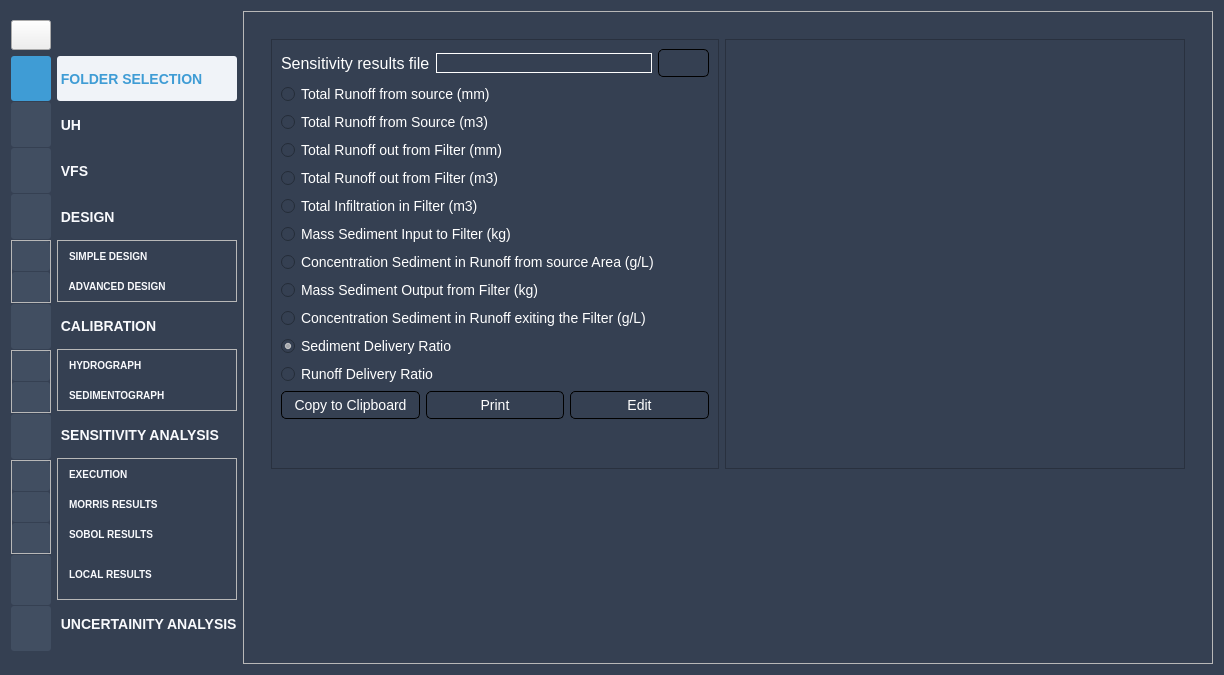
Before: the Qt Designer form ui/Qvfsmod_dialog_base.ui in Inigobarbe/VFSMOD-GUI, drawn with Qt 5.
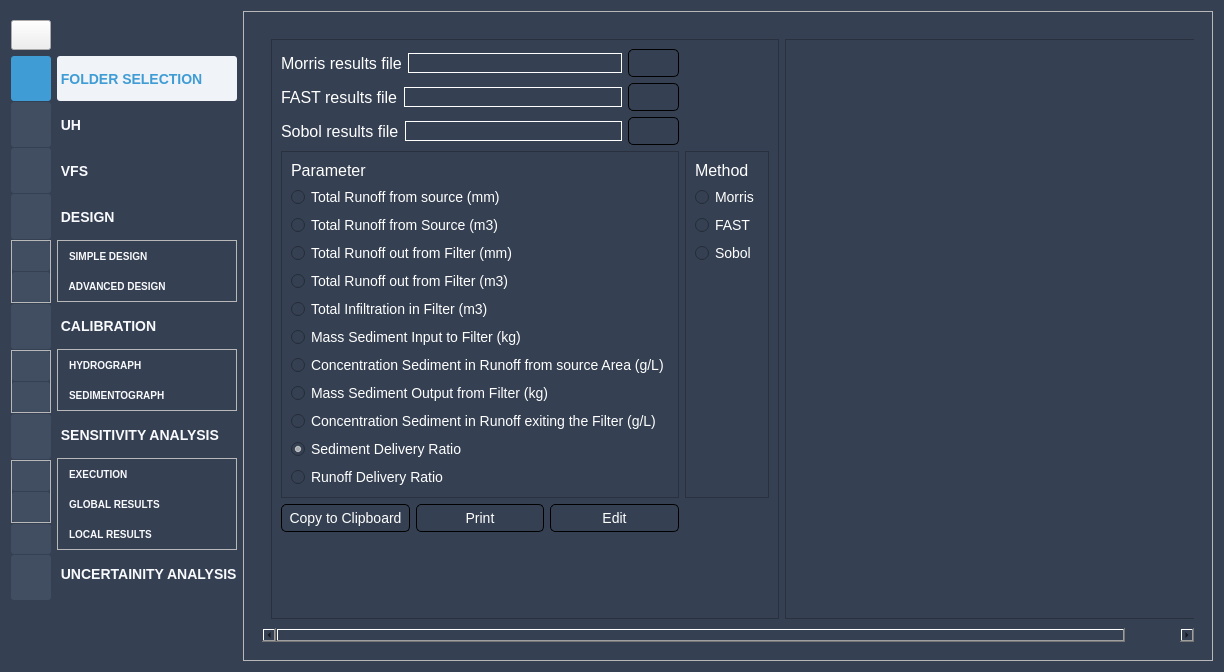
After: the same form once the commit is applied. The open tabs and pages were chosen to show the change. Icons and pictures are not drawn.

```diff
--- a/ui/Qvfsmod_dialog_base.ui
+++ b/ui/Qvfsmod_dialog_base.ui
@@ -649,62 +649,6 @@
             <property name="spacing">
              <number>0</number>
             </property>
-            <item row="1" column="0">
-             <widget class="QPushButton" name="morris_results">
-              <property name="minimumSize">
-               <size>
-                <width>0</width>
-                <height>30</height>
-               </size>
-              </property>
-              <property name="maximumSize">
-               <size>
-                <width>16777215</width>
-                <height>30</height>
-               </size>
-              </property>
-              <property name="styleSheet">
-               <string notr="true"/>
-              </property>
-              <property name="text">
-               <string>    MORRIS RESULTS</string>
-              </property>
-              <property name="checkable">
-               <bool>true</bool>
-              </property>
-              <property name="autoExclusive">
-               <bool>false</bool>
-              </property>
-             </widget>
-            </item>
-            <item row="2" column="0">
-             <widget class="QPushButton" name="sobol_results">
-              <property name="minimumSize">
-               <size>
-                <width>0</width>
-                <height>30</height>
-               </size>
-              </property>
-              <property name="maximumSize">
-               <size>
-                <width>16777215</width>
-                <height>30</height>
-               </size>
-              </property>
-              <property name="styleSheet">
-               <string notr="true"/>
-              </property>
-              <property name="text">
-               <string>    SOBOL RESULTS</string>
-              </property>
-              <property name="checkable">
-               <bool>true</bool>
-              </property>
-              <property name="autoExclusive">
-               <bool>false</bool>
-              </property>
-             </widget>
-            </item>
             <item row="0" column="0">
              <widget class="QPushButton" name="sensitivity_parameters">
               <property name="minimumSize">
@@ -733,13 +677,53 @@
               </property>
              </widget>
             </item>
-            <item row="3" column="0">
+            <item row="2" column="0">
              <widget class="QPushButton" name="local_results">
+              <property name="minimumSize">
+               <size>
+                <width>0</width>
+                <height>30</height>
+               </size>
+              </property>
+              <property name="maximumSize">
+               <size>
+                <width>16777215</width>
+                <height>30</height>
+               </size>
+              </property>
               <property name="text">
                <string>    LOCAL RESULTS</string>
               </property>
              </widget>
             </item>
+            <item row="1" column="0">
+             <widget class="QPushButton" name="sobol_results">
+              <property name="minimumSize">
+               <size>
+                <width>0</width>
+                <height>30</height>
+               </size>
+              </property>
+              <property name="maximumSize">
+               <size>
+                <width>16777215</width>
+                <height>30</height>
+               </size>
+              </property>
+              <property name="styleSheet">
+               <string notr="true"/>
+              </property>
+              <property name="text">
+               <string>    GLOBAL RESULTS</string>
+              </property>
+              <property name="checkable">
+               <bool>true</bool>
+              </property>
+              <property name="autoExclusive">
+               <bool>false</bool>
+              </property>
+             </widget>
+            </item>
            </layout>
           </widget>
          </item>
@@ -1106,78 +1090,6 @@
             <property name="verticalSpacing">
              <number>1</number>
             </property>
-            <item row="2" column="0">
-             <widget class="QPushButton" name="pushButton_24">
-              <property name="minimumSize">
-               <size>
-                <width>0</width>
-                <height>30</height>
-               </size>
-              </property>
-              <property name="maximumSize">
-               <size>
-                <width>16777215</width>
-                <height>30</height>
-               </size>
-              </property>
-              <property name="text">
-               <string/>
-              </property>
-              <property name="icon">
-               <iconset resource="../button_icons.qrc">
-                <normaloff>:/icons/images/sobol_no.svg</normaloff>
-                <normalon>:/icons/images/sobol_yes.svg</normalon>:/icons/images/sobol_no.svg</iconset>
-              </property>
-              <property name="iconSize">
-               <size>
-                <width>20</width>
-                <height>20</height>
-               </size>
-              </property>
-              <property name="checkable">
-               <bool>true</bool>
-              </property>
-              <property name="autoExclusive">
-               <bool>false</bool>
-              </property>
-             </widget>
-            </item>
-            <item row="1" column="0">
-             <widget class="QPushButton" name="pushButton_22">
-              <property name="minimumSize">
-               <size>
-                <width>0</width>
-                <height>30</height>
-               </size>
-              </property>
-              <property name="maximumSize">
-               <size>
-                <width>16777215</width>
-                <height>30</height>
-               </size>
-              </property>
-              <property name="text">
-               <string/>
-              </property>
-              <property name="icon">
-               <iconset resource="../button_icons.qrc">
-                <normaloff>:/icons/images/morris_no.svg</normaloff>
-                <normalon>:/icons/images/morris_yes.svg</normalon>:/icons/images/morris_no.svg</iconset>
-              </property>
-              <property name="iconSize">
-               <size>
-                <width>20</width>
-                <height>20</height>
-               </size>
-              </property>
-              <property name="checkable">
-               <bool>true</bool>
-              </property>
-              <property name="autoExclusive">
-               <bool>false</bool>
-              </property>
-             </widget>
-            </item>
             <item row="0" column="0">
              <widget class="QPushButton" name="pushButton_21">
               <property name="minimumSize">
@@ -1214,6 +1126,42 @@
               </property>
              </widget>
             </item>
+            <item row="1" column="0">
+             <widget class="QPushButton" name="pushButton_24">
+              <property name="minimumSize">
+               <size>
+                <width>0</width>
+                <height>30</height>
+               </size>
+              </property>
+              <property name="maximumSize">
+               <size>
+                <width>16777215</width>
+                <height>30</height>
+               </size>
+              </property>
+              <property name="text">
+               <string/>
+              </property>
+              <property name="icon">
+               <iconset resource="../button_icons.qrc">
+                <normaloff>:/icons/images/sobol_no.svg</normaloff>
+                <normalon>:/icons/images/sobol_yes.svg</normalon>:/icons/images/sobol_no.svg</iconset>
+              </property>
+              <property name="iconSize">
+               <size>
+                <width>20</width>
+                <height>20</height>
+               </size>
+              </property>
+              <property name="checkable">
+               <bool>true</bool>
+              </property>
+              <property name="autoExclusive">
+               <bool>false</bool>
+              </property>
+             </widget>
+            </item>
            </layout>
           </widget>
          </item>
@@ -1379,6 +1327,18 @@
          </item>
          <item row="10" column="0">
           <widget class="QPushButton" name="pushButton_18">
+           <property name="minimumSize">
+            <size>
+             <width>0</width>
+             <height>30</height>
+            </size>
+           </property>
+           <property name="maximumSize">
+            <size>
+             <width>16777215</width>
+             <height>30</height>
+            </size>
+           </property>
            <property name="text">
             <string/>
            </property>
@@ -6537,221 +6497,6 @@
           </item>
          </layout>
         </widget>
-        <widget class="QWidget" name="page_morris_results">
-         <layout class="QGridLayout" name="gridLayout_77">
-          <item row="0" column="0">
-           <widget class="QScrollArea" name="scrollArea_10">
-            <property name="styleSheet">
-             <string notr="true">background-color: #354052</string>
-            </property>
-            <property name="frameShape">
-             <enum>QFrame::NoFrame</enum>
-            </property>
-            <property name="widgetResizable">
-             <bool>true</bool>
-            </property>
-            <widget class="QWidget" name="scrollAreaWidgetContents_10">
-             <property name="geometry">
-              <rect>
-               <x>0</x>
-               <y>0</y>
-               <width>888</width>
-               <height>415</height>
-              </rect>
-             </property>
-             <layout class="QGridLayout" name="gridLayout_87">
-              <item row="0" column="0">
-               <widget class="QFrame" name="frame_61">
-                <property name="frameShape">
-                 <enum>QFrame::StyledPanel</enum>
-                </property>
-                <property name="frameShadow">
-                 <enum>QFrame::Raised</enum>
-                </property>
-                <layout class="QGridLayout" name="gridLayout_83">
-                 <item row="9" column="0">
-                  <widget class="QRadioButton" name="sediment_runoff_exit">
-                   <property name="text">
-                    <string>Concentration Sediment in Runoff exiting the Filter (g/L)</string>
-                   </property>
-                  </widget>
-                 </item>
-                 <item row="4" column="0">
-                  <widget class="QRadioButton" name="runoff_filter_m3">
-                   <property name="text">
-                    <string>Total Runoff out from Filter (m3)</string>
-                   </property>
-                  </widget>
-                 </item>
-                 <item row="7" column="0">
-                  <widget class="QRadioButton" name="concentration_sediment">
-                   <property name="text">
-                    <string>Concentration Sediment in Runoff from source Area (g/L)</string>
-                   </property>
-                  </widget>
-                 </item>
-                 <item row="8" column="0">
-                  <widget class="QRadioButton" name="sediment_output">
-                   <property name="text">
-                    <string>Mass Sediment Output from Filter (kg)</string>
-                   </property>
-                  </widget>
-                 </item>
-                 <item row="3" column="0">
-                  <widget class="QRadioButton" name="runoff_filter_mm">
-                   <property name="text">
-                    <string>Total Runoff out from Filter (mm)</string>
-                   </property>
-                  </widget>
-                 </item>
-                 <item row="10" column="0">
-                  <widget class="QRadioButton" name="sediment_delivery">
-                   <property name="text">
-                    <string>Sediment Delivery Ratio</string>
-                   </property>
-                   <property name="checked">
-                    <bool>true</bool>
-                   </property>
-                  </widget>
-                 </item>
-                 <item row="11" column="0">
-                  <widget class="QRadioButton" name="runoff_delivery">
-                   <property name="text">
-                    <string>Runoff Delivery Ratio</string>
-                   </property>
-                  </widget>
-                 </item>
-                 <item row="0" column="0">
-                  <layout class="QHBoxLayout" name="horizontalLayout_124">
-                   <item>
-                    <widget class="QLabel" name="label_128">
-                     <property name="text">
-                      <string>Sensitivity results file</string>
-                     </property>
-                    </widget>
-                   </item>
-                   <item>
-                    <widget class="QLineEdit" name="csv_results"/>
-                   </item>
-                   <item>
-                    <widget class="QPushButton" name="browse">
-                     <property name="text">
-                      <string/>
-                     </property>
-                    </widget>
-                   </item>
-                  </layout>
-                 </item>
-                 <item row="6" column="0">
-                  <widget class="QRadioButton" name="sediment_input">
-                   <property name="text">
-                    <string>Mass Sediment Input to Filter (kg)</string>
-                   </property>
-                  </widget>
-                 </item>
-                 <item row="5" column="0">
-                  <widget class="QRadioButton" name="infiltration_filter_m3">
-                   <property name="text">
-                    <string>Total Infiltration in Filter (m3)</string>
-                   </property>
-                  </widget>
-                 </item>
-                 <item row="1" column="0">
-                  <widget class="QRadioButton" name="runoff_source_mm">
-                   <property name="text">
-                    <string>Total Runoff from source (mm)</string>
-                   </property>
-                  </widget>
-                 </item>
-                 <item row="2" column="0">
-                  <widget class="QRadioButton" name="runoff_source_m3">
-                   <property name="text">
-                    <string>Total Runoff from Source (m3)</string>
-                   </property>
-                  </widget>
-                 </item>
-                 <item row="12" column="0">
-                  <layout class="QHBoxLayout" name="horizontalLayout_125">
-                   <item>
-                    <widget class="QPushButton" name="pushButton_19">
-                     <property name="text">
-                      <string>Copy to Clipboard</string>
-                     </property>
-                    </widget>
-                   </item>
-                   <item>
-                    <widget class="QPushButton" name="pushButton_20">
-                     <property name="text">
-                      <string>Print</string>
-                     </property>
-                    </widget>
-                   </item>
-                   <item>
-                    <widget class="QPushButton" name="pushButton_23">
-                     <property name="text">
-                      <string>Edit</string>
-                     </property>
-                    </widget>
-                   </item>
-                  </layout>
-                 </item>
-                 <item row="13" column="0">
-                  <spacer name="verticalSpacer_4">
-                   <property name="orientation">
-                    <enum>Qt::Vertical</enum>
-                   </property>
-                   <property name="sizeHint" stdset="0">
-                    <size>
-                     <width>20</width>
-                     <height>40</height>
-                    </size>
-                   </property>
-                  </spacer>
-                 </item>
-                </layout>
-               </widget>
-              </item>
-              <item row="0" column="1">
-               <widget class="QFrame" name="frame_62">
-                <property name="minimumSize">
-                 <size>
-                  <width>460</width>
-                  <height>0</height>
-                 </size>
-                </property>
-                <property name="maximumSize">
-                 <size>
-                  <width>400</width>
-                  <height>16777215</height>
-                 </size>
-                </property>
-                <property name="frameShape">
-                 <enum>QFrame::StyledPanel</enum>
-                </property>
-                <property name="frameShadow">
-                 <enum>QFrame::Raised</enum>
-                </property>
-               </widget>
-              </item>
-              <item row="1" column="1">
-               <spacer name="verticalSpacer_8">
-                <property name="orientation">
-                 <enum>Qt::Vertical</enum>
-                </property>
-                <property name="sizeHint" stdset="0">
-                 <size>
-                  <width>20</width>
-                  <height>40</height>
-                 </size>
-                </property>
-               </spacer>
-              </item>
-             </layout>
-            </widget>
-           </widget>
-          </item>
-         </layout>
-        </widget>
         <widget class="QWidget" name="page_sobol_results">
          <layout class="QGridLayout" name="gridLayout_76">
           <item row="0" column="0">
@@ -6770,8 +6515,8 @@
               <rect>
                <x>0</x>
                <y>0</y>
-               <width>888</width>
-               <height>415</height>
+               <width>1002</width>
+               <height>599</height>
               </rect>
              </property>
              <layout class="QGridLayout" name="gridLayout_89">
@@ -6783,85 +6528,8 @@
                 <property name="frameShadow">
                  <enum>QFrame::Raised</enum>
                 </property>
-                <layout class="QGridLayout" name="gridLayout_86">
-                 <item row="8" column="0">
-                  <widget class="QRadioButton" name="sediment_output_2">
-                   <property name="text">
-                    <string>Mass Sediment Output from Filter (kg)</string>
-                   </property>
-                  </widget>
-                 </item>
-                 <item row="1" column="0">
-                  <widget class="QRadioButton" name="runoff_source_mm_2">
-                   <property name="text">
-                    <string>Total Runoff from source (mm)</string>
-                   </property>
-                  </widget>
-                 </item>
-                 <item row="7" column="0">
-                  <widget class="QRadioButton" name="concentration_sediment_2">
-                   <property name="text">
-                    <string>Concentration Sediment in Runoff from source Area (g/L)</string>
-                   </property>
-                  </widget>
-                 </item>
-                 <item row="2" column="0">
-                  <widget class="QRadioButton" name="runoff_source_m3_2">
-                   <property name="text">
-                    <string>Total Runoff from Source (m3)</string>
-                   </property>
-                  </widget>
-                 </item>
-                 <item row="11" column="0">
-                  <widget class="QRadioButton" name="runoff_delivery_2">
-                   <property name="text">
-                    <string>Runoff Delivery Ratio</string>
-                   </property>
-                  </widget>
-                 </item>
-                 <item row="3" column="0">
-                  <widget class="QRadioButton" name="runoff_filter_mm_2">
-                   <property name="text">
-                    <string>Total Runoff out from Filter (mm)</string>
-                   </property>
-                  </widget>
-                 </item>
-                 <item row="0" column="0">
-                  <layout class="QHBoxLayout" name="horizontalLayout_126">
-                   <item>
-                    <widget class="QLabel" name="label_129">
-                     <property name="text">
-                      <string>Sensitivity results file</string>
-                     </property>
-                    </widget>
-                   </item>
-                   <item>
-                    <widget class="QLineEdit" name="csv_results_2"/>
-                   </item>
-                   <item>
-                    <widget class="QPushButton" name="browse_2">
-                     <property name="text">
-                      <string/>
-                     </property>
-                    </widget>
-                   </item>
-                  </layout>
-                 </item>
-                 <item row="6" column="0">
-                  <widget class="QRadioButton" name="sediment_input_2">
-                   <property name="text">
-                    <string>Mass Sediment Input to Filter (kg)</string>
-                   </property>
-                  </widget>
-                 </item>
-                 <item row="9" column="0">
-                  <widget class="QRadioButton" name="sediment_runoff_exit_2">
-                   <property name="text">
-                    <string>Concentration Sediment in Runoff exiting the Filter (g/L)</string>
-                   </property>
-                  </widget>
-                 </item>
-                 <item row="12" column="0">
+                <layout class="QGridLayout" name="gridLayout_42">
+                 <item row="5" column="0">
                   <layout class="QHBoxLayout" name="horizontalLayout_127">
                    <item>
                     <widget class="QPushButton" name="pushButton_27">
@@ -6886,31 +6554,7 @@
                    </item>
                   </layout>
                  </item>
-                 <item row="5" column="0">
-                  <widget class="QRadioButton" name="infiltration_filter_m3_2">
-                   <property name="text">
-                    <string>Total Infiltration in Filter (m3)</string>
-                   </property>
-                  </widget>
-                 </item>
-                 <item row="10" column="0">
-                  <widget class="QRadioButton" name="sediment_delivery_2">
-                   <property name="text">
-                    <string>Sediment Delivery Ratio</string>
-                   </property>
-                   <property name="checked">
-                    <bool>true</bool>
-                   </property>
-                  </widget>
-                 </item>
-                 <item row="4" column="0">
-                  <widget class="QRadioButton" name="runoff_filter_m3_2">
-                   <property name="text">
-                    <string>Total Runoff out from Filter (m3)</string>
-                   </property>
-                  </widget>
-                 </item>
-                 <item row="13" column="0">
+                 <item row="7" column="0">
                   <spacer name="verticalSpacer_9">
                    <property name="orientation">
                     <enum>Qt::Vertical</enum>
@@ -6923,6 +6567,225 @@
                    </property>
                   </spacer>
                  </item>
+                 <item row="4" column="1">
+                  <widget class="QFrame" name="frame_26">
+                   <property name="frameShape">
+                    <enum>QFrame::StyledPanel</enum>
+                   </property>
+                   <property name="frameShadow">
+                    <enum>QFrame::Raised</enum>
+                   </property>
+                   <layout class="QVBoxLayout" name="verticalLayout_16">
+                    <item>
+                     <widget class="QLabel" name="label_70">
+                      <property name="text">
+                       <string>Method</string>
+                      </property>
+                     </widget>
+                    </item>
+                    <item>
+                     <widget class="QRadioButton" name="radio_morris">
+                      <property name="text">
+                       <string>Morris</string>
+                      </property>
+                     </widget>
+                    </item>
+                    <item>
+                     <widget class="QRadioButton" name="radio_fast">
+                      <property name="text">
+                       <string>FAST</string>
+                      </property>
+                     </widget>
+                    </item>
+                    <item>
+                     <widget class="QRadioButton" name="radio_sobol">
+                      <property name="text">
+                       <string>Sobol</string>
+                      </property>
+                     </widget>
+                    </item>
+                    <item>
+                     <spacer name="verticalSpacer_10">
+                      <property name="orientation">
+                       <enum>Qt::Vertical</enum>
+                      </property>
+                      <property name="sizeHint" stdset="0">
+                       <size>
+                        <width>20</width>
+                        <height>40</height>
+                       </size>
+                      </property>
+                     </spacer>
+                    </item>
+                   </layout>
+                  </widget>
+                 </item>
+                 <item row="2" column="0">
+                  <layout class="QHBoxLayout" name="horizontalLayout_126">
+                   <item>
+                    <widget class="QLabel" name="label_129">
+                     <property name="text">
+                      <string>Sobol results file</string>
+                     </property>
+                    </widget>
+                   </item>
+                   <item>
+                    <widget class="QLineEdit" name="csv_results_2"/>
+                   </item>
+                   <item>
+                    <widget class="QPushButton" name="browse_2">
+                     <property name="text">
+                      <string/>
+                     </property>
+                    </widget>
+                   </item>
+                  </layout>
+                 </item>
+                 <item row="4" column="0">
+                  <layout class="QHBoxLayout" name="horizontalLayout_130">
+                   <item>
+                    <widget class="QFrame" name="frame_25">
+                     <property name="frameShape">
+                      <enum>QFrame::StyledPanel</enum>
+                     </property>
+                     <property name="frameShadow">
+                      <enum>QFrame::Raised</enum>
+                     </property>
+                     <layout class="QGridLayout" name="gridLayout_41">
+                      <item row="7" column="0">
+                       <widget class="QRadioButton" name="concentration_sediment_2">
+                        <property name="text">
+                         <string>Concentration Sediment in Runoff from source Area (g/L)</string>
+                        </property>
+                       </widget>
+                      </item>
+                      <item row="3" column="0">
+                       <widget class="QRadioButton" name="runoff_filter_mm_2">
+                        <property name="text">
+                         <string>Total Runoff out from Filter (mm)</string>
+                        </property>
+                       </widget>
+                      </item>
+                      <item row="4" column="0">
+                       <widget class="QRadioButton" name="runoff_filter_m3_2">
+                        <property name="text">
+                         <string>Total Runoff out from Filter (m3)</string>
+                        </property>
+                       </widget>
+                      </item>
+                      <item row="10" column="0">
+                       <widget class="QRadioButton" name="sediment_delivery_2">
+                        <property name="text">
+                         <string>Sediment Delivery Ratio</string>
+                        </property>
+                        <property name="checked">
+                         <bool>true</bool>
+                        </property>
+                       </widget>
+                      </item>
+                      <item row="5" column="0">
+                       <widget class="QRadioButton" name="infiltration_filter_m3_2">
+                        <property name="text">
+                         <string>Total Infiltration in Filter (m3)</string>
+                        </property>
+                       </widget>
+                      </item>
+                      <item row="6" column="0">
+                       <widget class="QRadioButton" name="sediment_input_2">
+                        <property name="text">
+                         <string>Mass Sediment Input to Filter (kg)</string>
+                        </property>
+                       </widget>
+                      </item>
+                      <item row="11" column="0">
+                       <widget class="QRadioButton" name="runoff_delivery_2">
+                        <property name="text">
+                         <string>Runoff Delivery Ratio</string>
+                        </property>
+                       </widget>
+                      </item>
+                      <item row="2" column="0">
+                       <widget class="QRadioButton" name="runoff_source_m3_2">
+                        <property name="text">
+                         <string>Total Runoff from Source (m3)</string>
+                        </property>
+                       </widget>
+                      </item>
+                      <item row="8" column="0">
+                       <widget class="QRadioButton" name="sediment_output_2">
+                        <property name="text">
+                         <string>Mass Sediment Output from Filter (kg)</string>
+                        </property>
+                       </widget>
+                      </item>
+                      <item row="9" column="0">
+                       <widget class="QRadioButton" name="sediment_runoff_exit_2">
+                        <property name="text">
+                         <string>Concentration Sediment in Runoff exiting the Filter (g/L)</string>
+                        </property>
+                       </widget>
+                      </item>
+                      <item row="1" column="0">
+                       <widget class="QRadioButton" name="runoff_source_mm_2">
+                        <property name="text">
+                         <string>Total Runoff from source (mm)</string>
+                        </property>
+                       </widget>
+                      </item>
+                      <item row="0" column="0">
+                       <widget class="QLabel" name="label_71">
+                        <property name="text">
+                         <string>Parameter</string>
+                        </property>
+                       </widget>
+                      </item>
+                     </layout>
+                    </widget>
+                   </item>
+                  </layout>
+                 </item>
+                 <item row="0" column="0">
+                  <layout class="QHBoxLayout" name="horizontalLayout_124">
+                   <item>
+                    <widget class="QLabel" name="label_128">
+                     <property name="text">
+                      <string>Morris results file</string>
+                     </property>
+                    </widget>
+                   </item>
+                   <item>
+                    <widget class="QLineEdit" name="csv_results_morris"/>
+                   </item>
+                   <item>
+                    <widget class="QPushButton" name="browse">
+                     <property name="text">
+                      <string/>
+                     </property>
+                    </widget>
+                   </item>
+                  </layout>
+                 </item>
+                 <item row="1" column="0">
+                  <layout class="QHBoxLayout" name="horizontalLayout_131">
+                   <item>
+                    <widget class="QLabel" name="label_133">
+                     <property name="text">
+                      <string>FAST results file</string>
+                     </property>
+                    </widget>
+                   </item>
+                   <item>
+                    <widget class="QLineEdit" name="csv_results_fast"/>
+                   </item>
+                   <item>
+                    <widget class="QPushButton" name="browse_fast_csv">
+                     <property name="text">
+                      <string/>
+                     </property>
+                    </widget>
+                   </item>
+                  </layout>
+                 </item>
                 </layout>
                </widget>
               </item>
@@ -6942,19 +6805,6 @@
                 </property>
                </widget>
               </item>
-              <item row="1" column="1">
-               <spacer name="verticalSpacer_10">
-                <property name="orientation">
-                 <enum>Qt::Vertical</enum>
-                </property>
-                <property name="sizeHint" stdset="0">
-                 <size>
-                  <width>20</width>
-                  <height>40</height>
-                 </size>
-                </property>
-               </spacer>
-              </item>
              </layout>
             </widget>
            </widget>
```
Left out of the diff: 100 changed lines with no effect on the pictures.
